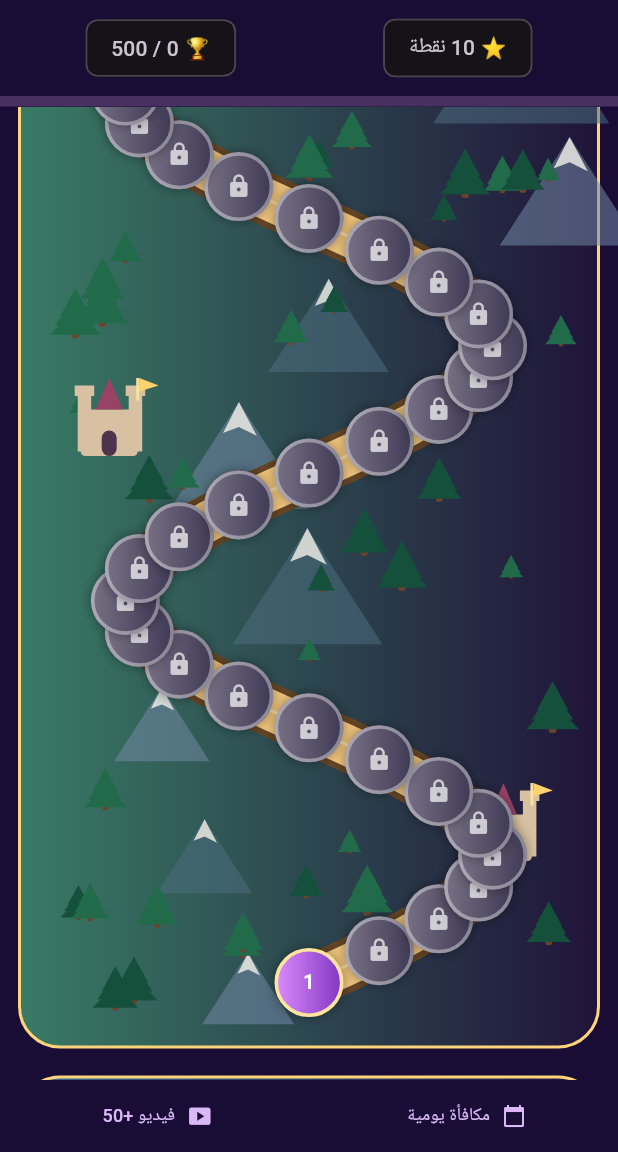
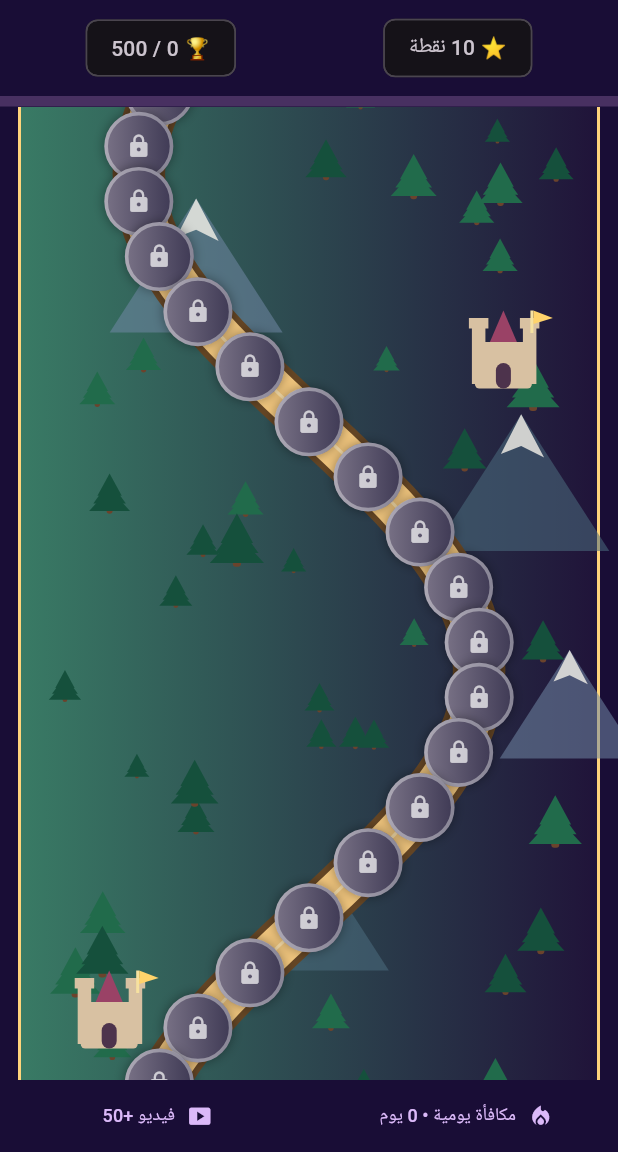
Before and after one commit to alm3tz/puzzle-game, a Flutter app: the screen it shows after launch, scrolled down 576 dp, after a tap on the "volume up" icon, on a phone screen of 412 x 824 dp, the part 84-1236 px from its top. Run offline on Flutter 3.47's test engine with Material 3 defaults, Android fonts, the phone set to English and light mode, and no system bars; our stand-ins replace google_mobile_ads, shared_preferences; network calls fail.

Commit message:
Move daily rewards to map, track consecutive days and space levels top-to-bottom

```diff
--- a/lib/main.dart
+++ b/lib/main.dart
@@ -73,6 +73,7 @@ class Game extends StatefulWidget {
 class _GameState extends State<Game> {
  int level=0,points=10,opened=0;
  String daily='';
+ int dailyStreak=0;
  final Set<int> hidden={};
  bool inGame=false,answered=false,rewardShowing=false,sounds=true;
  int? chosen;
@@ -87,6 +88,7 @@ class _GameState extends State<Game> {
    opened=(p.getInt('opened')??p.getInt('level')??0).clamp(0,500);
    points=p.getInt('points')??10;
    daily=p.getString('daily')??'';
+   dailyStreak=p.getInt('daily_streak')??(daily.isEmpty?0:1);
    sounds=p.getBool('sounds')??true;
    completed.addAll((p.getStringList('completed')??[]).map(int.tryParse).whereType<int>().where((n)=>n>=0&&n<500));
   });
@@ -96,6 +98,7 @@ class _GameState extends State<Game> {
   await p.setInt('opened',opened);
   await p.setInt('points',points);
   await p.setString('daily',daily);
+  await p.setInt('daily_streak',dailyStreak);
   await p.setBool('sounds',sounds);
   await p.setStringList('completed',completed.map((n)=>n.toString()).toList());
  }
@@ -143,12 +146,25 @@ class _GameState extends State<Game> {
    content:Text(message,textAlign:TextAlign.center),
    actions:[TextButton(onPressed:()=>Navigator.pop(ctx),child:const Text('متابعة'))]));
  }
+
  void _daily(){
   final now=DateTime.now();
-  final today='${now.year}-${now.month}-${now.day}';
-  if(daily==today){_popup('🎁 المكافأة اليومية','استلمت مكافأتك اليوم، عد غداً!');return;}
-  setState((){points+=30;daily=today;});_save();
-  _popup('🎁 مكافأة يومية','حصلت على 30 نقطة!');
+  final today=DateTime(now.year,now.month,now.day);
+  final todayKey='${today.year}-${today.month}-${today.day}';
+  final previous=DateTime.tryParse(daily);
+  final days=previous==null?null:today.difference(previous).inDays;
+  final currentStreak=days==null?0:(days==0?dailyStreak:days==1?dailyStreak:0);
+  if(days==0){
+   _popup('🔥 $currentStreak يوم متواصل','لقد استلمت مكافأتك اليومية، عد غداً!');
+   return;
+  }
+  setState((){
+   dailyStreak=days==1?dailyStreak+1:1;
+   daily=todayKey;
+   points+=30;
+  });
+  _save();
+  _popup('🎁 $dailyStreak يوم متواصل','حصلت على 30 نقطة! عد غداً للحفاظ على سلسلة المكافآت.');
  }
  void _enter(int n){
   if(n>opened||n>=500)return;
@@ -220,11 +236,11 @@ class _GameState extends State<Game> {
       Text('المنطقة ${region+1}  •  $count/50',
        style:const TextStyle(color:Colors.white70)),
       const SizedBox(height:12),
-      SizedBox(height:1100,child:LayoutBuilder(builder:(context,c){
+      SizedBox(height:1870,child:LayoutBuilder(builder:(context,c){
        final width=c.maxWidth;
        Offset pos(int i){
         final t=i/49.0;
-        return Offset(width*(.5+.34*math.sin(i*math.pi/8)),1070-t*1040);
+        return Offset(width*(.5+.32*math.sin(i*math.pi/9)),35+t*1800);
        }
        return Stack(children:[
         Positioned.fill(child:CustomPaint(painter:_AdventurePainter(List.generate(50,pos),region))),
@@ -320,14 +336,17 @@ class _GameState extends State<Game> {
      Chip(label:Text('🏆 ${completed.length} / 500'))])),
    LinearProgressIndicator(value:completed.length/500,color:const Color(0xffffd47a),backgroundColor:const Color(0xff483061),minHeight:7),
    Expanded(child:inGame?_play():_map()),
-   Row(children:[
-    Expanded(child:TextButton.icon(onPressed:inGame?null:_daily,
-     icon:const Icon(Icons.calendar_today,size:16),
-     label:const Text('مكافأة يومية',style:TextStyle(fontSize:12)))),
+   if(!inGame)Row(children:[
+    Expanded(child:TextButton.icon(onPressed:_daily,
+     icon:const Icon(Icons.local_fire_department,size:17),
+     label:Text('مكافأة يومية • $dailyStreak يوم',style:const TextStyle(fontSize:12)))),
     Expanded(child:TextButton.icon(onPressed:_watch,
      icon:const Icon(Icons.smart_display,size:17),
      label:const Text('فيديو +50',style:TextStyle(fontSize:12)))),
-   ]),
+   ]) else Align(alignment:Alignment.center,
+    child:TextButton.icon(onPressed:_watch,
+     icon:const Icon(Icons.smart_display,size:17),
+     label:const Text('فيديو مكافأة +50',style:TextStyle(fontSize:12)))),
    const Center(child:AdStrip(upper:false)),
   ])),
  );
@@ -344,11 +363,11 @@ class _AdventurePainter extends CustomPainter {
   canvas.drawCircle(Offset(size.width*.82,70),45,sky);
   for(var i=0;i<13;i++){
    final x=rng.nextDouble()*size.width;
-   final y=i*88.0+25;
+   final y=i*145.0+25;
    _mountain(canvas,Offset(x,y),28+rng.nextDouble()*33,
     i.isEven?const Color(0xff7087a4):const Color(0xff4b6c7e));
   }
-  for(var i=0;i<95;i++){
+  for(var i=0;i<155;i++){
    final x=12+rng.nextDouble()*(size.width-24);
    final y=20+rng.nextDouble()*(size.height-40);
    final near=points.any((p)=>(p-Offset(x,y)).distance<39);
@@ -361,7 +380,7 @@ class _AdventurePainter extends CustomPainter {
    }
   }
   for(var i=0;i<4;i++){
-   final y=155+i*270.0;
+   final y=210+i*440.0;
    final x=i.isEven?size.width*.13:size.width*.86;
    _castle(canvas,Offset(x,y),region.isEven?const Color(0xffd8c1a2):const Color(0xffa9a4cb));
   }
```
